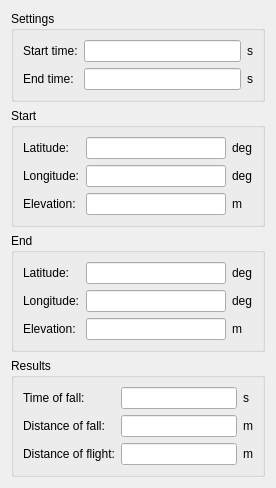
flysight/flysight-viewer-qt, file src/flareform.ui: the form before one commit.
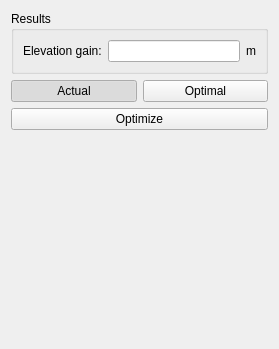
The form after the commit.

Commit message: Implement flare scoring and optimization

What changed in the file:
```diff
--- a/src/flareform.ui
+++ b/src/flareform.ui
@@ -6,273 +6,78 @@
    <rect>
     <x>0</x>
     <y>0</y>
-    <width>276</width>
-    <height>452</height>
+    <width>279</width>
+    <height>349</height>
    </rect>
   </property>
   <property name="windowTitle">
    <string>Form</string>
   </property>
-  <layout class="QVBoxLayout" name="verticalLayout">
-   <item>
-    <widget class="QGroupBox" name="groupBox">
-     <property name="title">
-      <string>Settings</string>
-     </property>
-     <layout class="QGridLayout" name="gridLayout">
-      <item row="0" column="0">
-       <widget class="QLabel" name="label">
-        <property name="text">
-         <string>Start time:</string>
-        </property>
-       </widget>
-      </item>
-      <item row="0" column="1">
-       <widget class="QLineEdit" name="startEdit"/>
-      </item>
-      <item row="0" column="2">
-       <widget class="QLabel" name="topUnits">
-        <property name="text">
-         <string>s</string>
-        </property>
-       </widget>
-      </item>
-      <item row="1" column="0">
-       <widget class="QLabel" name="label_2">
-        <property name="text">
-         <string>End time:</string>
-        </property>
-       </widget>
-      </item>
-      <item row="1" column="1">
-       <widget class="QLineEdit" name="endEdit"/>
-      </item>
-      <item row="1" column="2">
-       <widget class="QLabel" name="bottomUnits">
-        <property name="text">
-         <string>s</string>
-        </property>
-       </widget>
-      </item>
-     </layout>
-    </widget>
-   </item>
-   <item>
-    <widget class="QGroupBox" name="groupBox_3">
-     <property name="title">
-      <string>Start</string>
-     </property>
-     <layout class="QGridLayout" name="gridLayout_3">
-      <item row="0" column="0">
-       <widget class="QLabel" name="label_6">
-        <property name="text">
-         <string>Latitude:</string>
-        </property>
-       </widget>
-      </item>
-      <item row="0" column="1">
-       <widget class="QLineEdit" name="startLatEdit">
-        <property name="readOnly">
-         <bool>true</bool>
-        </property>
-       </widget>
-      </item>
-      <item row="0" column="2">
-       <widget class="QLabel" name="label_12">
-        <property name="text">
-         <string>deg</string>
-        </property>
-       </widget>
-      </item>
-      <item row="1" column="0">
-       <widget class="QLabel" name="label_7">
-        <property name="text">
-         <string>Longitude:</string>
-        </property>
-       </widget>
-      </item>
-      <item row="1" column="1">
-       <widget class="QLineEdit" name="startLonEdit">
-        <property name="readOnly">
-         <bool>true</bool>
-        </property>
-       </widget>
-      </item>
-      <item row="1" column="2">
-       <widget class="QLabel" name="label_13">
-        <property name="text">
-         <string>deg</string>
-        </property>
-       </widget>
-      </item>
-      <item row="2" column="0">
-       <widget class="QLabel" name="label_8">
-        <property name="text">
-         <string>Elevation:</string>
-        </property>
-       </widget>
-      </item>
-      <item row="2" column="1">
-       <widget class="QLineEdit" name="startElevEdit">
-        <property name="readOnly">
-         <bool>true</bool>
-        </property>
-       </widget>
-      </item>
-      <item row="2" column="2">
-       <widget class="QLabel" name="label_14">
-        <property name="text">
-         <string>m</string>
-        </property>
-       </widget>
-      </item>
-     </layout>
-    </widget>
-   </item>
-   <item>
-    <widget class="QGroupBox" name="groupBox_4">
-     <property name="title">
-      <string>End</string>
-     </property>
-     <layout class="QGridLayout" name="gridLayout_4">
-      <item row="0" column="0">
-       <widget class="QLabel" name="label_9">
-        <property name="text">
-         <string>Latitude:</string>
-        </property>
-       </widget>
-      </item>
-      <item row="0" column="1">
-       <widget class="QLineEdit" name="endLatEdit">
-        <property name="readOnly">
-         <bool>true</bool>
-        </property>
-       </widget>
-      </item>
-      <item row="0" column="2">
-       <widget class="QLabel" name="label_15">
-        <property name="text">
-         <string>deg</string>
-        </property>
-       </widget>
-      </item>
-      <item row="1" column="0">
-       <widget class="QLabel" name="label_10">
-        <property name="text">
-         <string>Longitude:</string>
-        </property>
-       </widget>
-      </item>
-      <item row="1" column="1">
-       <widget class="QLineEdit" name="endLonEdit">
-        <property name="readOnly">
-         <bool>true</bool>
-        </property>
-       </widget>
-      </item>
-      <item row="1" column="2">
-       <widget class="QLabel" name="label_16">
-        <property name="text">
-         <string>deg</string>
-        </property>
-       </widget>
-      </item>
-      <item row="2" column="0">
-       <widget class="QLabel" name="label_11">
-        <property name="text">
-         <string>Elevation:</string>
-        </property>
-       </widget>
-      </item>
-      <item row="2" column="1">
-       <widget class="QLineEdit" name="endElevEdit">
-        <property name="readOnly">
-         <bool>true</bool>
-        </property>
-       </widget>
-      </item>
-      <item row="2" column="2">
-       <widget class="QLabel" name="label_17">
-        <property name="text">
-         <string>m</string>
-        </property>
-       </widget>
-      </item>
-     </layout>
-    </widget>
-   </item>
+  <layout class="QVBoxLayout" name="verticalLayout_2">
    <item>
     <widget class="QGroupBox" name="groupBox_2">
      <property name="title">
       <string>Results</string>
      </property>
-     <layout class="QGridLayout" name="gridLayout_2">
-      <item row="0" column="0">
-       <widget class="QLabel" name="label_4">
-        <property name="text">
-         <string>Time of fall:</string>
-        </property>
-       </widget>
-      </item>
-      <item row="0" column="1">
-       <widget class="QLineEdit" name="timeEdit">
-        <property name="readOnly">
-         <bool>true</bool>
-        </property>
-       </widget>
-      </item>
-      <item row="0" column="2">
-       <widget class="QLabel" name="distanceUnits">
-        <property name="text">
-         <string>s</string>
-        </property>
-       </widget>
-      </item>
-      <item row="1" column="0">
-       <widget class="QLabel" name="label_3">
-        <property name="text">
-         <string>Distance of fall:</string>
-        </property>
-       </widget>
-      </item>
-      <item row="1" column="1">
-       <widget class="QLineEdit" name="vDistanceEdit">
-        <property name="readOnly">
-         <bool>true</bool>
-        </property>
-       </widget>
-      </item>
-      <item row="1" column="2">
-       <widget class="QLabel" name="timeUnits">
-        <property name="text">
-         <string>m</string>
-        </property>
-       </widget>
-      </item>
-      <item row="2" column="0">
-       <widget class="QLabel" name="label_5">
-        <property name="text">
-         <string>Distance of flight:</string>
-        </property>
-       </widget>
-      </item>
-      <item row="2" column="1">
-       <widget class="QLineEdit" name="hDistanceEdit">
-        <property name="readOnly">
-         <bool>true</bool>
-        </property>
-       </widget>
-      </item>
-      <item row="2" column="2">
-       <widget class="QLabel" name="horizontalSpeedUnits">
-        <property name="text">
-         <string>m</string>
-        </property>
-       </widget>
+     <layout class="QVBoxLayout" name="verticalLayout">
+      <item>
+       <layout class="QHBoxLayout" name="horizontalLayout">
+        <item>
+         <widget class="QLabel" name="label">
+          <property name="text">
+           <string>Elevation gain:</string>
+          </property>
+         </widget>
+        </item>
+        <item>
+         <widget class="QLineEdit" name="flareEdit"/>
+        </item>
+        <item>
+         <widget class="QLabel" name="flareUnits">
+          <property name="text">
+           <string>m</string>
+          </property>
+         </widget>
+        </item>
+       </layout>
       </item>
      </layout>
     </widget>
    </item>
+   <item>
+    <layout class="QHBoxLayout" name="horizontalLayout_2">
+     <item>
+      <widget class="QPushButton" name="actualButton">
+       <property name="text">
+        <string>Actual</string>
+       </property>
+       <property name="checkable">
+        <bool>true</bool>
+       </property>
+       <property name="checked">
+        <bool>true</bool>
+       </property>
+      </widget>
+     </item>
+     <item>
+      <widget class="QPushButton" name="optimalButton">
+       <property name="text">
+        <string>Optimal</string>
+       </property>
+       <property name="checkable">
+        <bool>true</bool>
+       </property>
+      </widget>
+     </item>
+    </layout>
+   </item>
+   <item>
+    <widget class="QPushButton" name="optimizeButton">
+     <property name="text">
+      <string>Optimize</string>
+     </property>
+    </widget>
+   </item>
    <item>
     <spacer name="verticalSpacer">
      <property name="orientation">
@@ -281,7 +86,7 @@
      <property name="sizeHint" stdset="0">
       <size>
        <width>20</width>
-       <height>13</height>
+       <height>40</height>
       </size>
      </property>
     </spacer>
```
The commit also changes 4 other files.
